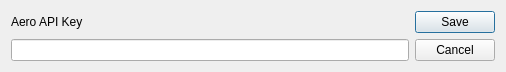
zeecm/zc-flightaware-router, file zc_flightplan_toolkit/qdesigner_ui_files/settings.ui: the form before one commit.
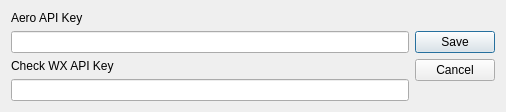
The form after the commit.

Patch:
```diff
--- a/zc_flightplan_toolkit/qdesigner_ui_files/settings.ui
+++ b/zc_flightplan_toolkit/qdesigner_ui_files/settings.ui
@@ -10,7 +10,7 @@
     <x>0</x>
     <y>0</y>
     <width>506</width>
-    <height>72</height>
+    <height>99</height>
    </rect>
   </property>
   <property name="windowTitle">
@@ -20,6 +20,12 @@
    <bool>false</bool>
   </property>
   <layout class="QGridLayout" name="gridLayout">
+   <item row="3" column="0">
+    <widget class="QLineEdit" name="checkwx_api_key_lineedit"/>
+   </item>
+   <item row="1" column="0">
+    <widget class="QLineEdit" name="aero_api_key_lineedit"/>
+   </item>
    <item row="0" column="0">
     <widget class="QLabel" name="aero_api_key_label">
      <property name="text">
@@ -27,7 +33,14 @@
      </property>
     </widget>
    </item>
-   <item row="0" column="1" rowspan="2">
+   <item row="2" column="0">
+    <widget class="QLabel" name="check_wx_api_key_label">
+     <property name="text">
+      <string>Check WX API Key</string>
+     </property>
+    </widget>
+   </item>
+   <item row="1" column="1" rowspan="3">
     <widget class="QDialogButtonBox" name="save_cancel_button_box">
      <property name="orientation">
       <enum>Qt::Vertical</enum>
@@ -37,9 +50,6 @@
      </property>
     </widget>
    </item>
-   <item row="1" column="0">
-    <widget class="QLineEdit" name="aero_api_key_lineedit"/>
-   </item>
   </layout>
  </widget>
  <resources/>
```
